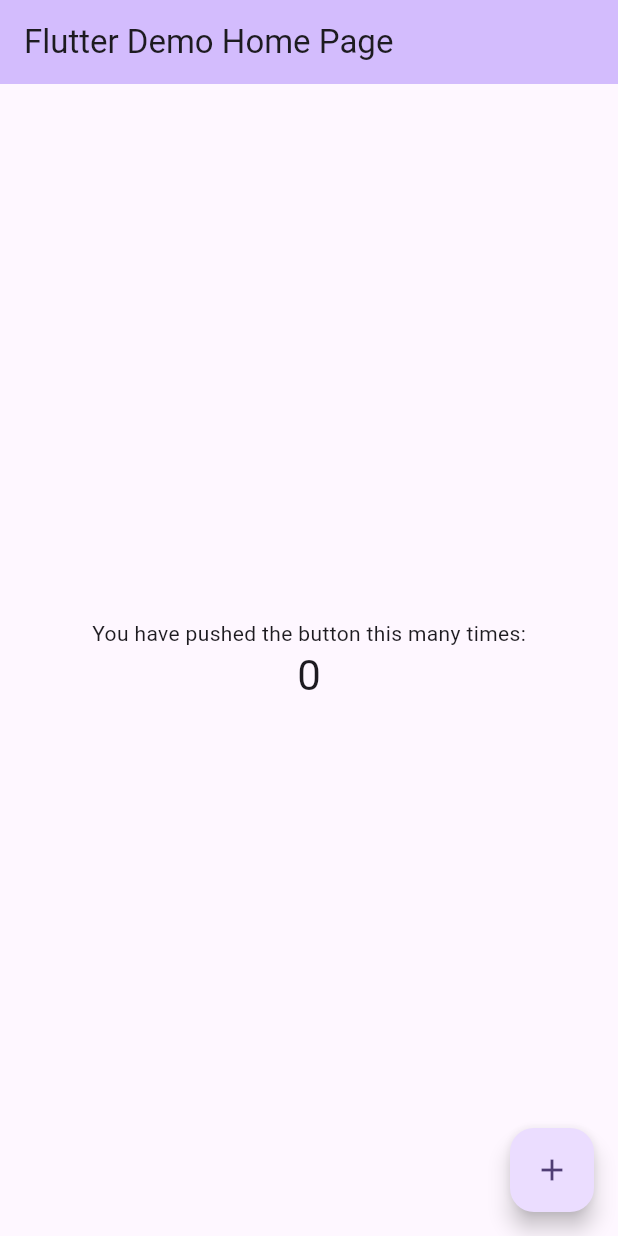
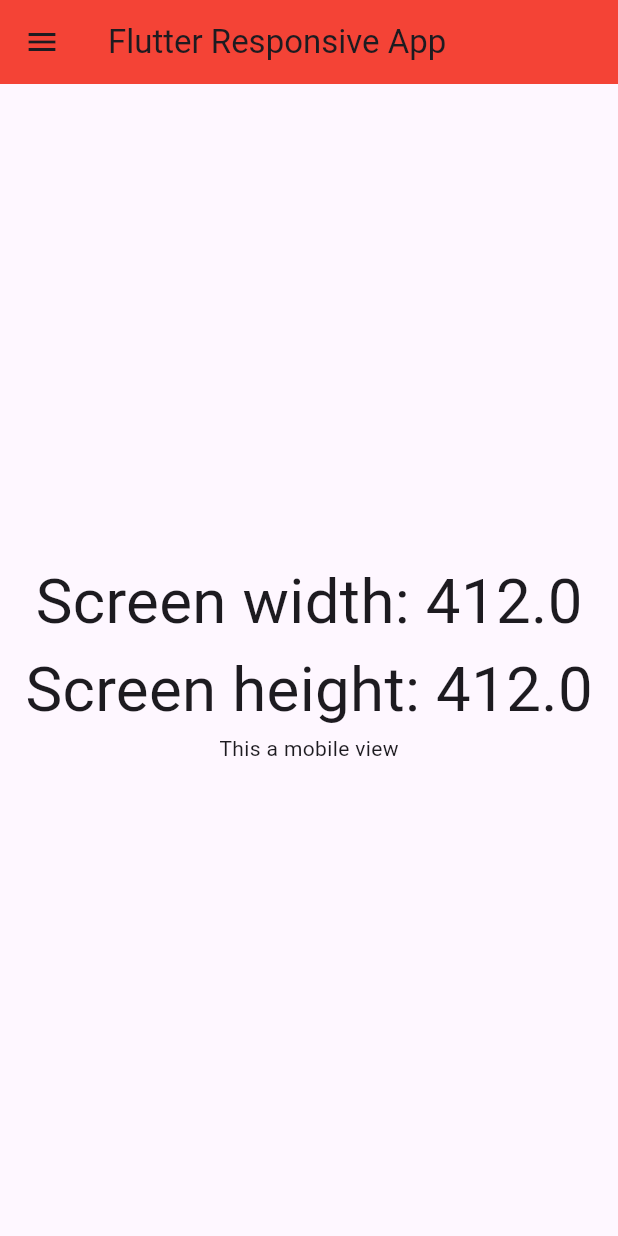
Before and after one commit to LucasSantino/Desem.Mobile2_LucasSantino, a Flutter app: the screen it shows after launch, on a phone screen of 412 x 824 dp. Run offline on Flutter 3.47's test engine with Material 3 defaults, Android fonts, the phone set to English and light mode, and no system bars.

Commit message:
Update main.dart

```diff
--- a/Aula2/appaula02/lib/main.dart
+++ b/Aula2/appaula02/lib/main.dart
@@ -1,122 +1,92 @@
 import 'package:flutter/material.dart';
 
 void main() {
-  runApp(const MyApp());
+  runApp(TelaHome());
 }
 
-class MyApp extends StatelessWidget {
-  const MyApp({super.key});
+class TelaHome extends StatelessWidget {
+  const TelaHome({super.key});
 
-  // This widget is the root of your application.
   @override
   Widget build(BuildContext context) {
     return MaterialApp(
-      title: 'Flutter Demo',
-      theme: ThemeData(
-        // This is the theme of your application.
-        //
-        // TRY THIS: Try running your application with "flutter run". You'll see
-        // the application has a purple toolbar. Then, without quitting the app,
-        // try changing the seedColor in the colorScheme below to Colors.green
-        // and then invoke "hot reload" (save your changes or press the "hot
-        // reload" button in a Flutter-supported IDE, or press "r" if you used
-        // the command line to start the app).
-        //
-        // Notice that the counter didn't reset back to zero; the application
-        // state is not lost during the reload. To reset the state, use hot
-        // restart instead.
-        //
-        // This works for code too, not just values: Most code changes can be
-        // tested with just a hot reload.
-        colorScheme: ColorScheme.fromSeed(seedColor: Colors.deepPurple),
-      ),
-      home: const MyHomePage(title: 'Flutter Demo Home Page'),
+      title: "App Aula 02 - Responsivo",
+      home: ResponsiveHome(),
     );
   }
 }
 
-class MyHomePage extends StatefulWidget {
-  const MyHomePage({super.key, required this.title});
+ // Tela Responsiva
+class ResponsiveHome extends StatelessWidget {
+    @override
 
-  // This widget is the home page of your application. It is stateful, meaning
-  // that it has a State object (defined below) that contains fields that affect
-  // how it looks.
-
-  // This class is the configuration for the state. It holds the values (in this
-  // case the title) provided by the parent (in this case the App widget) and
-  // used by the build method of the State. Fields in a Widget subclass are
-  // always marked "final".
-
-  final String title;
-
-  @override
-  State<MyHomePage> createState() => _MyHomePageState();
-}
-
-class _MyHomePageState extends State<MyHomePage> {
-  int _counter = 0;
-
-  void _incrementCounter() {
-    setState(() {
-      // This call to setState tells the Flutter framework that something has
-      // changed in this State, which causes it to rerun the build method below
-      // so that the display can reflect the updated values. If we changed
-      // _counter without calling setState(), then the build method would not be
-      // called again, and so nothing would appear to happen.
-      _counter++;
-    });
-  }
-
-  @override
   Widget build(BuildContext context) {
-    // This method is rerun every time setState is called, for instance as done
-    // by the _incrementCounter method above.
-    //
-    // The Flutter framework has been optimized to make rerunning build methods
-    // fast, so that you can just rebuild anything that needs updating rather
-    // than having to individually change instances of widgets.
+    // Variavel que irá pegar o tamanho da tela do dispositivo
+    final mediaQueryData = MediaQuery.of(context);
+    // Armazena a largura da tela
+    final screenWidth = mediaQueryData.size.width;
+    // Armazena a altura da tela
+    final screenHeight = mediaQueryData.size.height;
+    // Definindo os breakpoints
+    final isMobile = screenWidth <600;
+    final isTablet = screenWidth>=600 && screenWidth<1024;
+    final isDesktop = screenWidth >=1024;
     return Scaffold(
       appBar: AppBar(
-        // TRY THIS: Try changing the color here to a specific color (to
-        // Colors.amber, perhaps?) and trigger a hot reload to see the AppBar
-        // change color while the other colors stay the same.
-        backgroundColor: Theme.of(context).colorScheme.inversePrimary,
-        // Here we take the value from the MyHomePage object that was created by
-        // the App.build method, and use it to set our appbar title.
-        title: Text(widget.title),
+        title: Text('Flutter Responsive App'),
+        backgroundColor: Colors.red,
       ),
-      body: Center(
-        // Center is a layout widget. It takes a single child and positions it
-        // in the middle of the parent.
-        child: Column(
-          // Column is also a layout widget. It takes a list of children and
-          // arranges them vertically. By default, it sizes itself to fit its
-          // children horizontally, and tries to be as tall as its parent.
-          //
-          // Column has various properties to control how it sizes itself and
-          // how it positions its children. Here we use mainAxisAlignment to
-          // center the children vertically; the main axis here is the vertical
-          // axis because Columns are vertical (the cross axis would be
-          // horizontal).
-          //
-          // TRY THIS: Invoke "debug painting" (choose the "Toggle Debug Paint"
-          // action in the IDE, or press "p" in the console), to see the
-          // wireframe for each widget.
-          mainAxisAlignment: MainAxisAlignment.center,
-          children: <Widget>[
-            const Text('You have pushed the button this many times:'),
-            Text(
-              '$_counter',
-              style: Theme.of(context).textTheme.headlineMedium,
-            ),
+      drawer: isMobile ?Drawer(
+        child: ListView(
+          children: [
+            DrawerHeader(
+              child: Text('Menu'),
+              ),
+              ListTile(
+                title: Text('Item 1'),
+              ),
+              ListTile(
+                title: Text('Item 2'),
+              ),
+
           ],
         ),
+      ):null ,
+      body: Row(
+        children: [
+          if(!isMobile)Container(
+            width: isTablet?200:250,
+            color: Colors.blue[100],
+            child: ListView(
+              children: [
+                DrawerHeader(
+                  child: Text('Menu'),
+                  ),
+                  ListTile(
+                    title: Text('Item 1'),
+                  ),
+                  ListTile(
+                    title: Text('Item 2'),
+                  )
+              ],
+            ),
+          ),
+          // Widget Expanded se adapta conforme o tamanho da tela
+          Expanded(child: Center(
+            child: Column(
+              mainAxisAlignment: MainAxisAlignment.center,
+              children: [
+                Text('Screen width: ${screenWidth}',style: TextStyle(fontSize: screenWidth/10),),
+                Text('Screen height: ${screenWidth}',style: TextStyle(fontSize: screenWidth/10)),
+                if(isMobile) Text('This a mobile view'),
+                if(isTablet) Text('This is a tablet view'),
+                if(isDesktop) Text('This a desktop view')
+              ],
+            ),
+          ))
+        ],
       ),
-      floatingActionButton: FloatingActionButton(
-        onPressed: _incrementCounter,
-        tooltip: 'Increment',
-        child: const Icon(Icons.add),
-      ), // This trailing comma makes auto-formatting nicer for build methods.
+
     );
   }
 }
```
